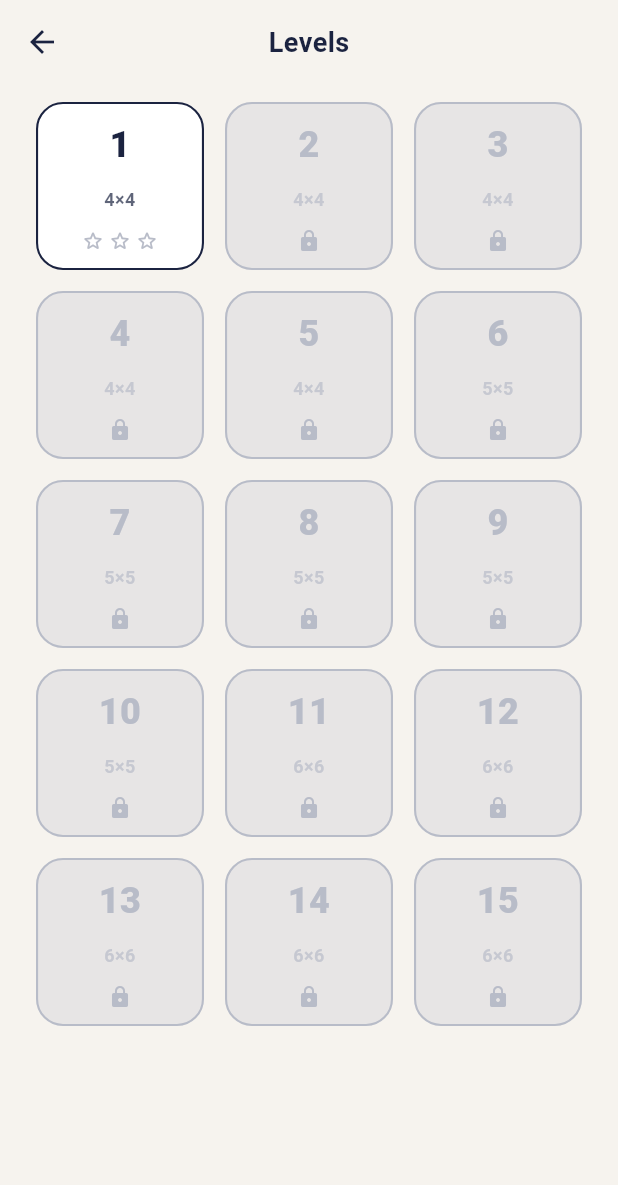
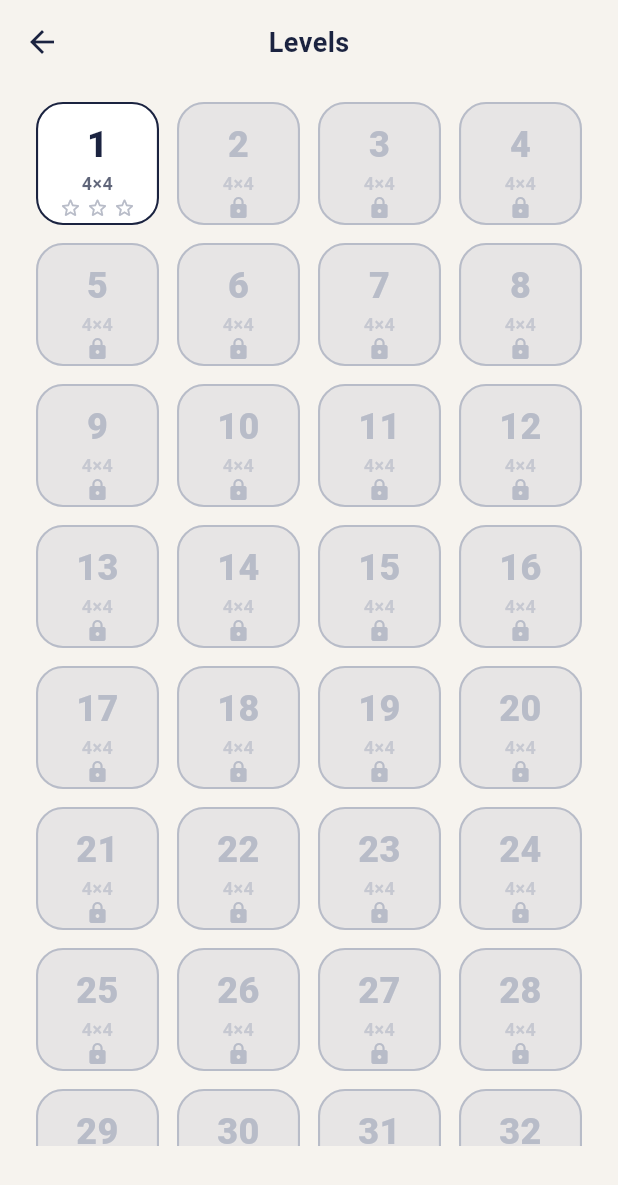
Before and after one commit to catowabisabi/tile-flip, a Flutter app: the LevelsScreen screen opened directly, on a phone screen of 412 x 824 dp. Shown: the top 1185 px of the screen. Run offline on Flutter 3.47's test engine with Material 3 defaults, Android fonts, the phone set to English and light mode, and no system bars; our stand-ins replace google_mobile_ads, shared_preferences; accounts and stored records are empty; network calls fail.

Commit message:
Scale to 1000 procedural levels and add Infinite mode
- Refactor LevelCatalog to compute 1000 levels from a tiered difficulty
  curve (4x4 warm-up, 5x5 mid, 6x6 tough, 7x7 hardcore) via LevelCatalog.at(n).
- Add Infinite mode: endless puzzles whose difficulty scales with the
  current streak; tracks best streak and total wins.
- HomeScreen now exposes both LEVELS and INFINITE entry points.
- LevelsScreen uses a 4-column lazy grid and indexes the catalog by index
  so 1000 levels render without allocating them up front.
- ProgressStore gains infinite-mode counters.
- Tests cover the new catalog curve and updated HomeScreen.

Co-Authored-By: Chris Lui <catowabisabi@gmail.com>

```diff
--- a/lib/models/puzzle.dart
+++ b/lib/models/puzzle.dart
@@ -107,28 +107,74 @@ class Level {
   }
 }
 
+/// Procedurally-generated level catalog with [totalLevels] entries.
+///
+/// Rather than hand-rolling 1000 rows, size and shuffle-count are derived from
+/// the level index via [_curveFor]. This keeps the binary tiny and makes the
+/// difficulty curve easy to re-tune in one place.
 class LevelCatalog {
-  static const List<Level> levels = [
-    // Gentle intro at 4x4.
-    Level(index: 1, size: 4, shuffleTaps: 2, par: 2, seed: 101),
-    Level(index: 2, size: 4, shuffleTaps: 3, par: 3, seed: 102),
-    Level(index: 3, size: 4, shuffleTaps: 4, par: 4, seed: 103),
-    Level(index: 4, size: 4, shuffleTaps: 5, par: 5, seed: 104),
-    Level(index: 5, size: 4, shuffleTaps: 6, par: 6, seed: 105),
-    // Step up to 5x5.
-    Level(index: 6, size: 5, shuffleTaps: 4, par: 4, seed: 201),
-    Level(index: 7, size: 5, shuffleTaps: 5, par: 5, seed: 202),
-    Level(index: 8, size: 5, shuffleTaps: 6, par: 6, seed: 203),
-    Level(index: 9, size: 5, shuffleTaps: 7, par: 7, seed: 204),
-    Level(index: 10, size: 5, shuffleTaps: 8, par: 8, seed: 205),
-    // Step up to 6x6.
-    Level(index: 11, size: 6, shuffleTaps: 6, par: 6, seed: 301),
-    Level(index: 12, size: 6, shuffleTaps: 7, par: 7, seed: 302),
-    Level(index: 13, size: 6, shuffleTaps: 8, par: 8, seed: 303),
-    Level(index: 14, size: 6, shuffleTaps: 9, par: 9, seed: 304),
-    Level(index: 15, size: 6, shuffleTaps: 10, par: 10, seed: 305),
+  static const int totalLevels = 1000;
+
+  /// Size / shuffle-tap curve. Each tier linearly ramps shuffle taps across a
+  /// range of levels; size steps up at tier boundaries.
+  ///
+  /// Tiers (inclusive ranges):
+  ///   1..20    : 4x4, 2 → 5 taps   (warm-up)
+  ///   21..100  : 4x4, 4 → 9
+  ///   101..300 : 5x5, 5 → 12
+  ///   301..600 : 6x6, 8 → 18
+  ///   601..1000: 7x7, 12 → 25       (hardcore)
+  static const List<_Tier> _tiers = [
+    _Tier(startIndex: 1, endIndex: 20, size: 4, minTaps: 2, maxTaps: 5),
+    _Tier(startIndex: 21, endIndex: 100, size: 4, minTaps: 4, maxTaps: 9),
+    _Tier(startIndex: 101, endIndex: 300, size: 5, minTaps: 5, maxTaps: 12),
+    _Tier(startIndex: 301, endIndex: 600, size: 6, minTaps: 8, maxTaps: 18),
+    _Tier(startIndex: 601, endIndex: 1000, size: 7, minTaps: 12, maxTaps: 25),
   ];
 
-  static Level byIndex(int index) =>
-      levels.firstWhere((l) => l.index == index, orElse: () => levels.first);
+  static _Tier _tierFor(int index) {
+    for (final t in _tiers) {
+      if (index >= t.startIndex && index <= t.endIndex) return t;
+    }
+    return _tiers.last;
+  }
+
+  /// Returns the level descriptor for [index] (1-based).
+  static Level at(int index) {
+    final clamped = index.clamp(1, totalLevels);
+    final tier = _tierFor(clamped);
+    final span = (tier.endIndex - tier.startIndex).clamp(1, 1 << 30);
+    final t = (clamped - tier.startIndex) / span;
+    final taps = tier.minTaps + ((tier.maxTaps - tier.minTaps) * t).round();
+    return Level(
+      index: clamped,
+      size: tier.size,
+      shuffleTaps: taps,
+      par: taps,
+      seed: 1000 + clamped,
+    );
+  }
+
+  /// Kept for backward-compatibility with tests / widgets that expect a list.
+  /// Use [at] for O(1) access; this realises the full list eagerly.
+  static List<Level> get levels =>
+      List<Level>.generate(totalLevels, (i) => at(i + 1), growable: false);
+
+  static Level byIndex(int index) => at(index);
 }
+
+class _Tier {
+  final int startIndex;
+  final int endIndex;
+  final int size;
+  final int minTaps;
+  final int maxTaps;
+
+  const _Tier({
+    required this.startIndex,
+    required this.endIndex,
+    required this.size,
+    required this.minTaps,
+    required this.maxTaps,
+  });
+}
--- a/lib/screens/game_screen.dart
+++ b/lib/screens/game_screen.dart
@@ -101,11 +101,11 @@ class _GameScreenState extends State<GameScreen> {
 
   void _goToNext() {
     final nextIdx = widget.level.index + 1;
-    if (nextIdx > LevelCatalog.levels.last.index) {
+    if (nextIdx > LevelCatalog.totalLevels) {
       Navigator.of(context).pop();
       return;
     }
-    final next = LevelCatalog.byIndex(nextIdx);
+    final next = LevelCatalog.at(nextIdx);
     Navigator.of(context).pushReplacement(
       MaterialPageRoute<void>(builder: (_) => GameScreen(level: next)),
     );
--- a/lib/screens/levels_screen.dart
+++ b/lib/screens/levels_screen.dart
@@ -49,14 +49,14 @@ class _LevelsScreenState extends State<LevelsScreen> {
                       padding: const EdgeInsets.fromLTRB(24, 12, 24, 24),
                       gridDelegate:
                           const SliverGridDelegateWithFixedCrossAxisCount(
-                            crossAxisCount: 3,
-                            mainAxisSpacing: 14,
-                            crossAxisSpacing: 14,
+                            crossAxisCount: 4,
+                            mainAxisSpacing: 12,
+                            crossAxisSpacing: 12,
                             childAspectRatio: 1,
                           ),
-                      itemCount: LevelCatalog.levels.length,
+                      itemCount: LevelCatalog.totalLevels,
                       itemBuilder: (context, i) {
-                        final level = LevelCatalog.levels[i];
+                        final level = LevelCatalog.at(i + 1);
                         final unlocked = level.index <= store.highestUnlocked;
                         final stars = store.starsFor(level.index);
                         return _LevelCard(
--- a/lib/services/storage.dart
+++ b/lib/services/storage.dart
@@ -48,4 +48,26 @@ class ProgressStore {
     await _prefs.setInt(_kWinCount, n);
     return n;
   }
+
+  // --- Infinite mode stats ---
+  static const _kInfiniteStreak = 'infinite_streak';
+  static const _kInfiniteBestStreak = 'infinite_best_streak';
+  static const _kInfiniteTotalWins = 'infinite_total_wins';
+
+  int get infiniteStreak => _prefs.getInt(_kInfiniteStreak) ?? 0;
+  int get infiniteBestStreak => _prefs.getInt(_kInfiniteBestStreak) ?? 0;
+  int get infiniteTotalWins => _prefs.getInt(_kInfiniteTotalWins) ?? 0;
+
+  Future<void> recordInfiniteWin() async {
+    final nextStreak = infiniteStreak + 1;
+    await _prefs.setInt(_kInfiniteStreak, nextStreak);
+    if (nextStreak > infiniteBestStreak) {
+      await _prefs.setInt(_kInfiniteBestStreak, nextStreak);
+    }
+    await _prefs.setInt(_kInfiniteTotalWins, infiniteTotalWins + 1);
+  }
+
+  Future<void> resetInfiniteStreak() async {
+    await _prefs.setInt(_kInfiniteStreak, 0);
+  }
 }
```
Also changed, not shown: lib/screens/home_screen.dart (+16 -1 lines), lib/screens/infinite_screen.dart (added, +294 -0 lines), 1 other file.
